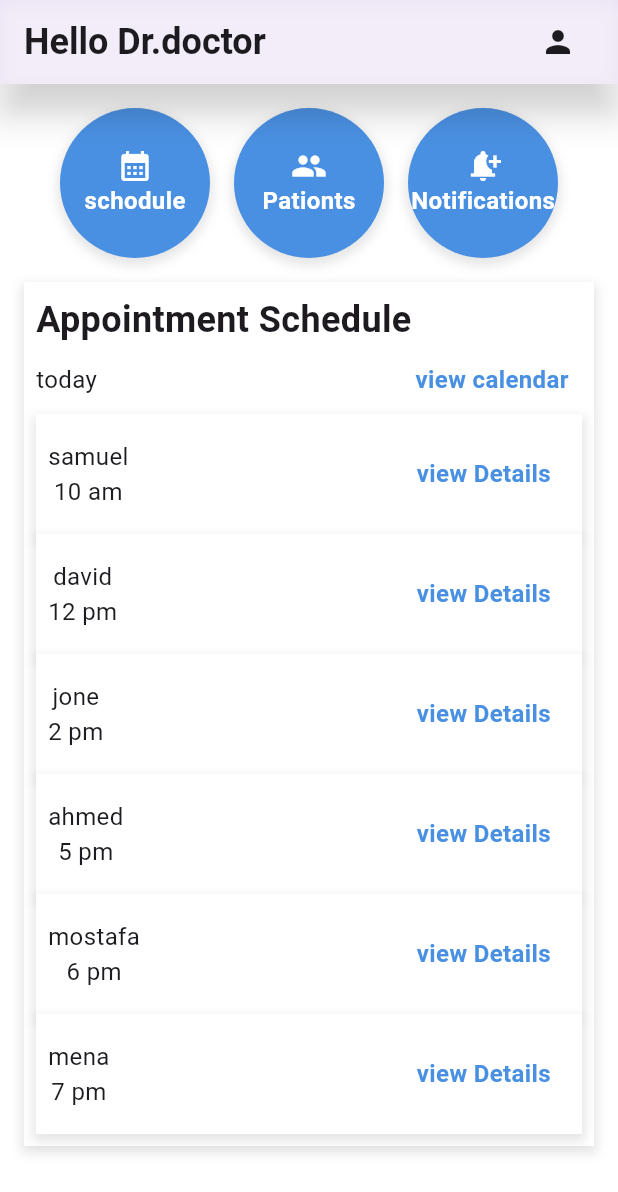
After one commit to SamuelRefky/clinic_app, a Flutter app: the Dashboard screen opened by its route, on a phone screen of 412 x 824 dp. The commit adds this screen. Shown: the top 1192 px of the screen. Run offline on Flutter 3.47's test engine with Material 3 defaults, Android fonts, the phone set to English and light mode, and no system bars; our stand-ins replace google_fonts.

Commit message:
add doctor dashbord with schadul view only

```diff
--- a/lib/main.dart
+++ b/lib/main.dart
@@ -1,3 +1,4 @@
+import 'package:clinic_app/views/dashboard.dart';
 import 'package:clinic_app/views/login_view.dart';
 import 'package:flutter/material.dart';
 
@@ -12,7 +13,10 @@ class ClinicApp extends StatelessWidget {
   Widget build(BuildContext context) {
     return MaterialApp(
       debugShowCheckedModeBanner: false,
-      routes: {LoginView.id: (context) => LoginView()},
+      routes: {
+        LoginView.id: (context) => LoginView(),
+        Dashboard.id: (context) => Dashboard(),
+      },
       initialRoute: LoginView.id,
     );
   }
--- /dev/null
+++ b/lib/views/dashboard.dart
@@ -0,0 +1,54 @@
+import 'package:clinic_app/const.dart';
+import 'package:clinic_app/widgets/appointment_schedule.dart';
+import 'package:clinic_app/widgets/dash_category_list.dart';
+import 'package:flutter/material.dart';
+
+class Dashboard extends StatefulWidget {
+  const Dashboard({super.key});
+  static String id = 'dashboard';
+
+  @override
+  State<Dashboard> createState() => _DashboardState();
+}
+
+class _DashboardState extends State<Dashboard> {
+  final String doctorName = 'doctor';
+  @override
+  Widget build(BuildContext context) {
+    return Scaffold(
+      backgroundColor: kSColor,
+      appBar: AppBar(
+        elevation: 10,
+        shadowColor: Colors.black,
+        leading: null,
+        automaticallyImplyLeading: false,
+        title: Row(
+          children: [
+            Text(
+              'Hello Dr.$doctorName',
+              style: TextStyle(fontSize: 24, fontWeight: FontWeight.bold),
+            ),
+            Spacer(flex: 1),
+            IconButton(onPressed: () {}, icon: Icon(Icons.person)),
+          ],
+        ),
+        flexibleSpace: Container(
+          decoration: BoxDecoration(
+            boxShadow: [
+              BoxShadow(
+                color: kSColor.withValues(alpha: 0.4), // Shadow color
+                blurRadius: 10, // Blur radius
+                spreadRadius: 2, // Spread radius
+                offset: Offset(0, 3), // Shadow offset
+              ),
+            ],
+          ),
+        ),
+      ),
+      body: Padding(
+        padding: const EdgeInsets.symmetric(horizontal: 16),
+        child: ListView(children: [DashCategoryList(), AppointmentSchedule()]),
+      ),
+    );
+  }
+}
--- a/lib/views/login_view.dart
+++ b/lib/views/login_view.dart
@@ -1,4 +1,5 @@
 import 'package:clinic_app/const.dart';
+import 'package:clinic_app/views/dashboard.dart';
 import 'package:clinic_app/widgets/custom_botton.dart';
 import 'package:clinic_app/widgets/custom_divider.dart';
 import 'package:clinic_app/widgets/custom_text_field.dart';
@@ -22,12 +23,14 @@ class LoginView extends StatelessWidget {
           ),
         ),
       ),
+
       body: Padding(
         padding: const EdgeInsets.all(16),
         child: Column(
           mainAxisAlignment: MainAxisAlignment.start,
           children: [
             Spacer(flex: 1),
+
             Row(
               mainAxisAlignment: MainAxisAlignment.center,
               children: [
@@ -39,7 +42,9 @@ class LoginView extends StatelessWidget {
                   height: 40,
                   fontColor: Colors.black,
                 ),
+
                 SizedBox(width: 80),
+
                 CustomBottom(
                   text: 'Sign Up',
                   backGroundColor: kSColor,
@@ -91,6 +96,9 @@ class LoginView extends StatelessWidget {
               width: double.infinity,
               height: 50,
               fontColor: kSColor,
+              ontap: () {
+                Navigator.pushNamed(context, Dashboard.id);
+              },
             ),
 
             CustomDivider(),
@@ -106,7 +114,9 @@ class LoginView extends StatelessWidget {
                   height: 50,
                   fontColor: kSColor,
                 ),
+
                 SizedBox(width: 20),
+
                 CustomBottom(
                   text: 'Facebook',
                   backGroundColor: kPColor,
@@ -117,6 +127,7 @@ class LoginView extends StatelessWidget {
                 ),
               ],
             ),
+
             Spacer(flex: 2),
           ],
         ),
--- /dev/null
+++ b/lib/widgets/appointment_schedule.dart
@@ -0,0 +1,62 @@
+import 'package:clinic_app/const.dart';
+import 'package:clinic_app/widgets/custom_botton.dart';
+import 'package:clinic_app/widgets/patient_schedul_card.dart';
+import 'package:flutter/material.dart';
+import 'package:google_fonts/google_fonts.dart';
+
+class AppointmentSchedule extends StatelessWidget {
+  const AppointmentSchedule({super.key});
+
+  @override
+  Widget build(BuildContext context) {
+    return Container(
+      decoration: BoxDecoration(
+        color: kSColor, // Set the background color
+        boxShadow: [
+          BoxShadow(
+            color: Colors.black.withValues(alpha: 0.1), // Add a shadow
+            spreadRadius: 2,
+            blurRadius: 5,
+            offset: Offset(0, 3),
+          ),
+        ],
+      ),
+      child: Padding(
+        padding: const EdgeInsets.all(8),
+        child: Column(
+          crossAxisAlignment: CrossAxisAlignment.start,
+          children: [
+            Text(
+              'Appointment Schedule',
+              style: GoogleFonts.roboto(
+                fontSize: headingText,
+                fontWeight: FontWeight.bold,
+              ),
+            ),
+            Row(
+              mainAxisAlignment: MainAxisAlignment.center,
+              children: [
+                Text('today', style: GoogleFonts.roboto(fontSize: bodyText)),
+                Spacer(flex: 1),
+                CustomBottom(
+                  text: 'view calendar',
+                  backGroundColor: kSColor,
+                  font: bodyText,
+                  width: 120,
+                  height: 30,
+                  fontColor: kTextColor,
+                ),
+              ],
+            ),
+            PatientSchedulCard(name: 'samuel', date: '10 am'),
+            PatientSchedulCard(name: 'david', date: '12 pm'),
+            PatientSchedulCard(name: 'jone', date: '2 pm'),
+            PatientSchedulCard(name: 'ahmed', date: '5 pm'),
+            PatientSchedulCard(name: 'mostafa', date: '6 pm'),
+            PatientSchedulCard(name: 'mena', date: '7 pm'),
+          ],
+        ),
+      ),
+    );
+  }
+}
--- /dev/null
+++ b/lib/widgets/dash_category_list.dart
@@ -0,0 +1,28 @@
+import 'package:clinic_app/const.dart';
+import 'package:clinic_app/widgets/dashboard_category_view.dart';
+import 'package:flutter/material.dart';
+
+class DashCategoryList extends StatelessWidget {
+  const DashCategoryList({super.key});
+
+  @override
+  Widget build(BuildContext context) {
+    return Row(
+      mainAxisAlignment: MainAxisAlignment.center,
+      children: [
+        DashboardCategoryView(
+          text: 'schodule',
+          icon: Icon(Icons.calendar_month, color: kSColor, size: 24),
+        ),
+        DashboardCategoryView(
+          text: 'Pationts',
+          icon: Icon(Icons.group, color: kSColor, size: 24),
+        ),
+        DashboardCategoryView(
+          text: 'Notifications',
+          icon: Icon(Icons.notification_add, color: kSColor, size: 24),
+        ),
+      ],
+    );
+  }
+}
--- /dev/null
+++ b/lib/widgets/dashboard_category_view.dart
@@ -0,0 +1,51 @@
+import 'package:clinic_app/const.dart';
+import 'package:flutter/material.dart';
+
+class DashboardCategoryView extends StatelessWidget {
+  const DashboardCategoryView({
+    super.key,
+    required this.text,
+    required this.icon,
+  });
+  final String text;
+  final Icon icon;
+
+  @override
+  Widget build(BuildContext context) {
+    return Padding(
+      padding: const EdgeInsets.symmetric(vertical: 16, horizontal: 8),
+      child: Container(
+        width: 100, // Set equal width and height for a perfect circle
+        height: 100,
+        decoration: BoxDecoration(
+          shape: BoxShape.circle, // Make the container circular
+          color: kPColor, // Set the background color
+          boxShadow: [
+            BoxShadow(
+              color: Colors.black.withValues(alpha: 0.1), // Add a shadow
+              spreadRadius: 2,
+              blurRadius: 5,
+              offset: Offset(0, 3),
+            ),
+          ],
+        ),
+        child: Center(
+          child: Column(
+            mainAxisAlignment: MainAxisAlignment.center,
+            children: [
+              icon,
+              Text(
+                text,
+                style: TextStyle(
+                  color: kSColor,
+                  fontSize: bodyText,
+                  fontWeight: FontWeight.bold,
+                ),
+              ),
+            ],
+          ),
+        ),
+      ),
+    );
+  }
+}
--- /dev/null
+++ b/lib/widgets/patient_schedul_card.dart
@@ -0,0 +1,52 @@
+import 'package:clinic_app/const.dart';
+import 'package:clinic_app/widgets/custom_botton.dart';
+import 'package:flutter/material.dart';
+import 'package:google_fonts/google_fonts.dart';
+
+class PatientSchedulCard extends StatelessWidget {
+  const PatientSchedulCard({super.key, required this.name, required this.date});
+  final String name;
+  final String date;
+
+  @override
+  Widget build(BuildContext context) {
+    return Container(
+      height: 80,
+      decoration: BoxDecoration(
+        color: kSColor, // Set the background color
+        boxShadow: [
+          BoxShadow(
+            color: Colors.black.withValues(alpha: 0.1), // Add a shadow
+            spreadRadius: 2,
+            blurRadius: 5,
+            offset: Offset(0, 3),
+          ),
+        ],
+      ),
+      child: Padding(
+        padding: const EdgeInsets.all(8.0),
+        child: Row(
+          mainAxisAlignment: MainAxisAlignment.center,
+          children: [
+            Column(
+              mainAxisAlignment: MainAxisAlignment.center,
+              children: [
+                Text(name, style: GoogleFonts.roboto(fontSize: bodyText)),
+                Text(date, style: GoogleFonts.roboto(fontSize: bodyText)),
+              ],
+            ),
+            Spacer(flex: 1),
+            CustomBottom(
+              text: 'view Details',
+              backGroundColor: kSColor,
+              font: bodyText,
+              width: 115,
+              height: 30,
+              fontColor: kTextColor,
+            ),
+          ],
+        ),
+      ),
+    );
+  }
+}
```
